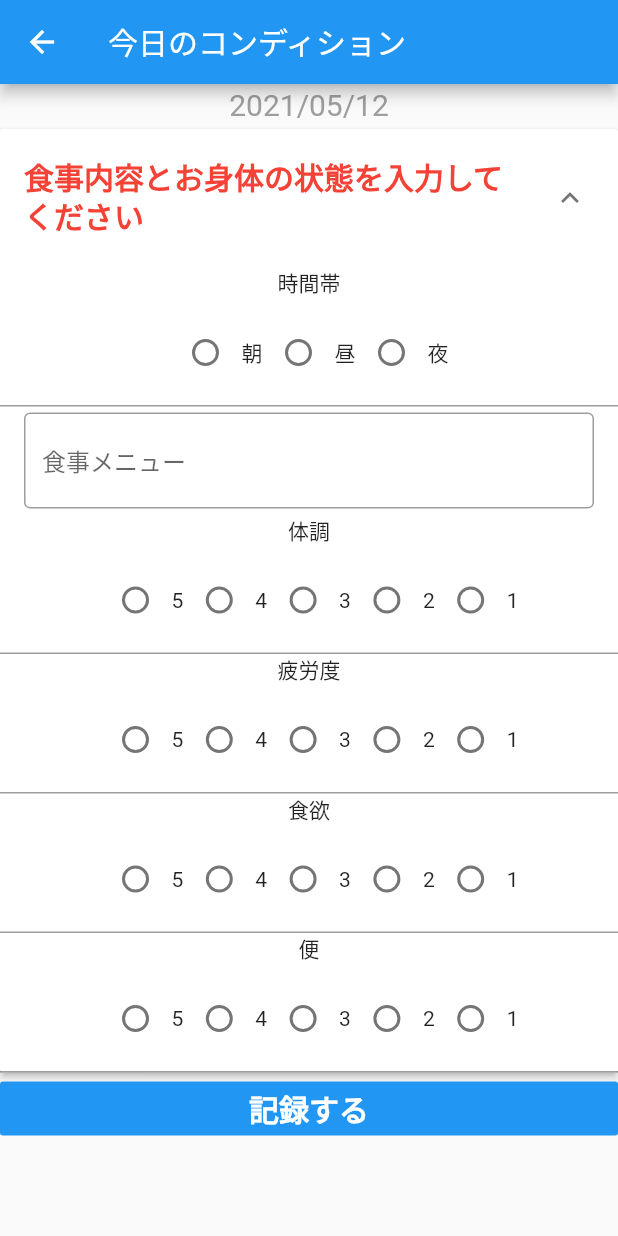
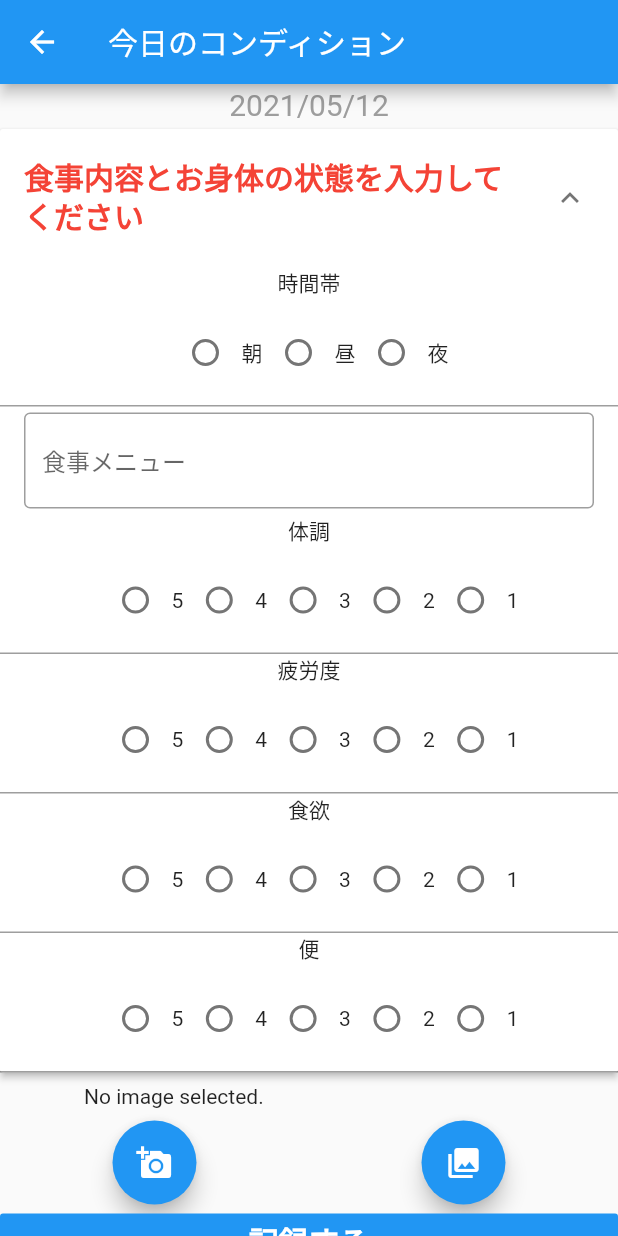
Before and after one commit to engiari/kanri2, a Flutter app: the Feed screen opened directly, on a phone screen of 412 x 824 dp. Run offline on Flutter 3.47's test engine with Material 2 defaults, Android fonts, the phone set to English and light mode, and no system bars; drawn by our look-alikes of flutter_form_builder; our stand-ins replace cloud_firestore, firebase_auth, firebase_core, firebase_crashlytics, firebase_database, flutter_signin_button and 5 more; missing offline and left inert: flutter_simple_customize_calendar; accounts and stored records are empty.

Commit message:
レイアウト（フィード）変更、設定（ログアウト）追加

```diff
--- a/lib/screen/routes/feed_route.dart
+++ b/lib/screen/routes/feed_route.dart
@@ -6,6 +6,8 @@ import 'package:flutter_app7/screen/util/loading_notifier.dart';
 import 'package:flutter_form_builder/flutter_form_builder.dart';
 import 'package:intl/intl.dart';
 import 'package:provider/provider.dart';
+import 'dart:io';
+import 'package:image_picker/image_picker.dart';
 
 class Feed extends StatefulWidget {
   @override
@@ -13,6 +15,27 @@ class Feed extends StatefulWidget {
 }
 
 class _FeedState extends State<Feed> {
+
+  File _image;
+  final picker = ImagePicker();
+
+  Future getImageFromCamera() async {
+    final pickedFile = await picker.getImage(source: ImageSource.camera);
+
+    setState(() {
+      _image = File(pickedFile.path);
+    });
+  }
+
+  Future getImageFromGallery() async {
+    final pickedFile = await picker.getImage(source: ImageSource.gallery);
+
+    setState(() {
+      _image = File(pickedFile.path);
+    });
+  }
+
+
   final _formKey = GlobalKey<FormBuilderState>();
 
   int timeframe = 0;
@@ -314,6 +337,7 @@ class _FeedState extends State<Feed> {
                   },
                   body: radioMenu(0),
                   isExpanded: stateList[0],
+
                 ),
                 /*
                 ExpansionPanel(
@@ -337,6 +361,36 @@ class _FeedState extends State<Feed> {
 
                  */
               ],
+            ),
+            Center(
+              child: Column(
+                crossAxisAlignment: CrossAxisAlignment.center,
+                children: [
+                  Padding(
+                    padding: const EdgeInsets.all(8.0),
+                    child: Container(
+                        width: 300,
+                        child: _image == null
+                            ? Text('No image selected.')
+                            : Image.file(_image)),
+                  ),
+                  Row(
+                    mainAxisAlignment: MainAxisAlignment.spaceAround,
+                    children: [
+                      FloatingActionButton(
+                        onPressed: getImageFromCamera, //カメラから画像を取得
+                        tooltip: 'Pick Image From Camera',
+                        child: Icon(Icons.add_a_photo),
+                      ),
+                      FloatingActionButton(
+                        onPressed: getImageFromGallery, //ギャラリーから画像を取得
+                        tooltip: 'Pick Image From Gallery',
+                        child: Icon(Icons.photo_library),
+                      ),
+                    ],
+                  )
+                ],
+              ),
             ),
             FlatButton(
               color: Colors.blue,
--- a/lib/screen/routes/group/group_route.dart
+++ b/lib/screen/routes/group/group_route.dart
@@ -11,7 +11,7 @@ import 'package:flutter_app7/screen/util/group_model.dart';
 
 import 'add_group.dart';
 
-enum TYPE { home, search}
+enum TYPE {home, search}
 
 class Group extends StatefulWidget {
   const Group({Key key, @required this.app}) : super(key: key);
@@ -95,6 +95,7 @@ class _GroupState extends State<Group> {
       case TYPE.home:
         return Column(
           children: <Widget>[
+            // グループ名の表示
             Text('Group1'),
             Text('Group2'),
             Text('Group3'),
--- a/pubspec.yaml
+++ b/pubspec.yaml
@@ -42,6 +42,9 @@ dependencies:
   firebase_database: ^6.1.2
   # カレンダー機能
   flutter_simple_customize_calendar: ^1.0.4
+  # 画像選択機能
+  image_picker: ^0.7.5
+
 
 
 
```
Also changed, not shown: lib/screen/routes/group/user_seach.dart (+9 -2 lines), pubspec.lock, 1 other file.
